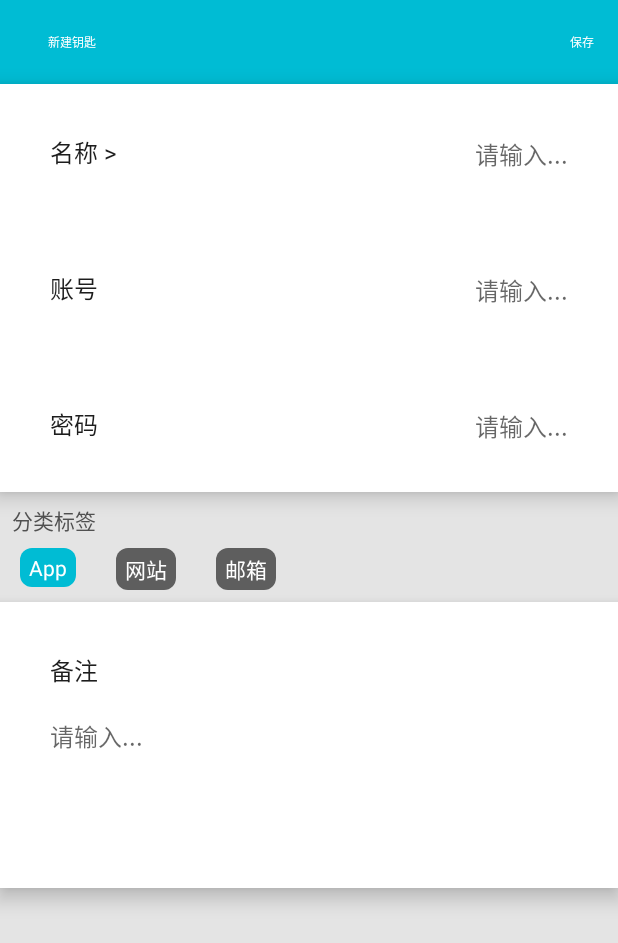
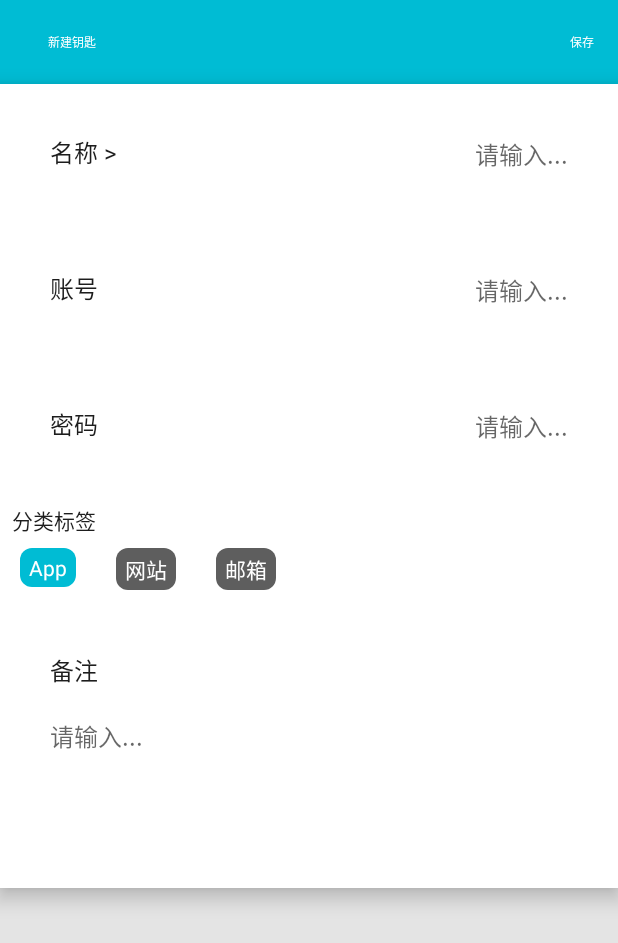
Before and after one commit to xzlyf/keyBag, an Android app: the screen it shows after launch (AddActivityV2), on a phone screen of 412 x 824 dp. Shown: the top 943 px of the screen. Run offline under Robolectric (Android 15) with nearby library versions, the phone set to English and light mode, and no system bars; our stand-ins replace ButterKnife; libraries missing offline, so code that uses them is left out: com.orhanobut.logger; Roboto replaces fonts that are not available here; 4 statements that could not run were skipped.

Commit message:
保存数据 1 alpha分支

```diff
--- a/app/src/main/java/com/xz/keybag/sql/cipher/DBManager.java
+++ b/app/src/main/java/com/xz/keybag/sql/cipher/DBManager.java
@@ -109,6 +109,8 @@ public class DBManager {
 
 	/**
 	 * 查询登录密码
+	 *
+	 * @return 返回状态
 	 */
 	public String queryLogin() {
 		//获取可读数据库
@@ -150,7 +152,6 @@ public class DBManager {
 	 * 对Secret进行出厂设置，设置新的密钥，新的密码
 	 *
 	 * @param loginPwd 登录密码
-	 * @return
 	 */
 	public void initSecret(String loginPwd) throws Exception {
 		//获取写数据库
--- a/app/src/main/res/layout/activity_add_v2.xml
+++ b/app/src/main/res/layout/activity_add_v2.xml
@@ -94,13 +94,20 @@
         app:label="密码"
         app:textColor="@color/secTextColor" />
 
+    <LinearLayout
+        android:layout_width="match_parent"
+        android:layout_height="wrap_content"
+        android:background="@color/white"
+        android:elevation="@dimen/dp_2"
+        android:orientation="vertical">
+
         <TextView
             android:layout_width="wrap_content"
             android:layout_height="wrap_content"
             android:layout_marginStart="@dimen/dp_10"
             android:layout_marginTop="@dimen/dp_6"
             android:text="分类标签"
-        android:textColor="@color/secTextColor" />
+            android:textColor="@color/mainTextColor" />
 
         <androidx.recyclerview.widget.RecyclerView
             android:id="@+id/category_view"
@@ -108,6 +115,7 @@
             android:layout_height="wrap_content"
             android:layout_marginTop="@dimen/dp_6"
             android:layout_marginBottom="@dimen/dp_6" />
+    </LinearLayout>
 
     <com.xz.keybag.custom.UnifyEditView
         android:id="@+id/ue_remark"
```
Also changed, not shown: app/src/main/java/com/xz/keybag/activity/AddActivityV2.java (+38 -4 lines), app/src/main/java/com/xz/keybag/entity/Datum.java (added, +91 -0 lines). Lines whose indentation alone changed are shown as unchanged.
